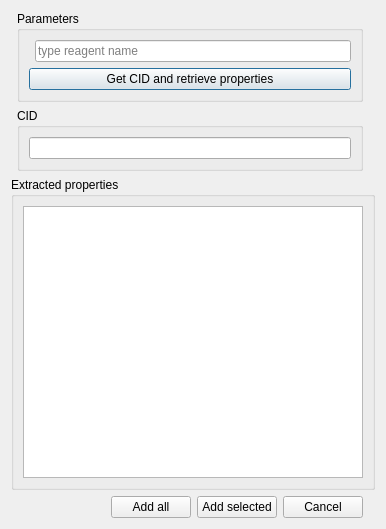
First picture: the form in extractiondialog.ui, repository FrankMamuda/fumingcube, before the edit.
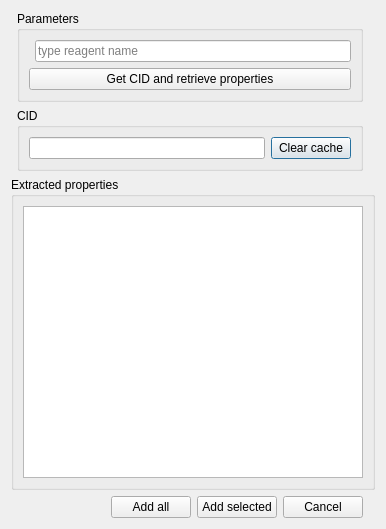
Second picture: the form after the edit. Icons and pictures are not drawn.

What changed in the file:
```diff
--- a/extractiondialog.ui
+++ b/extractiondialog.ui
@@ -65,6 +65,16 @@
         </property>
        </widget>
       </item>
+      <item>
+       <widget class="QPushButton" name="clearCacheButton">
+        <property name="text">
+         <string>Clear cache</string>
+        </property>
+        <property name="icon">
+         <iconset theme="clear"/>
+        </property>
+       </widget>
+      </item>
      </layout>
     </widget>
    </item>
```
Left out of the diff: 3 changed lines with no effect on the pictures.
